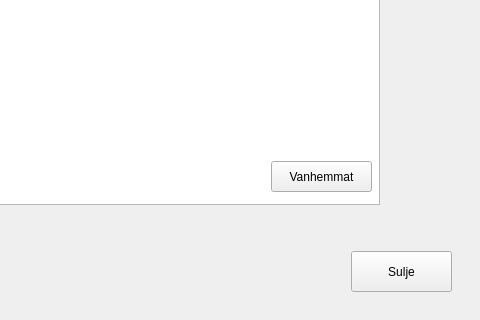
Above: bankautomat/selaatapahtumia.ui from tvt21kmo-bank-project/group_15 before the change; both pictures show x 531 to 1011 and y 336 to 656 of the 1011 by 656 pixel window. Below: the same form after it.
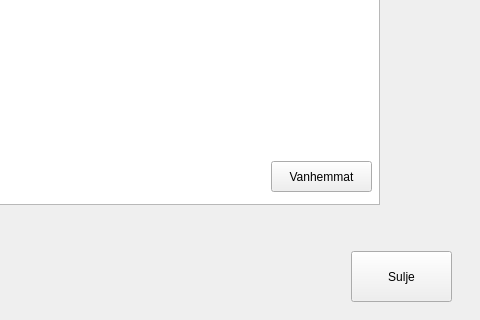
That is the form after the change.

The edit to the form file:
```diff
--- a/bankautomat/selaatapahtumia.ui
+++ b/bankautomat/selaatapahtumia.ui
@@ -78,7 +78,7 @@
      <x>882</x>
      <y>587</y>
      <width>101</width>
-     <height>41</height>
+     <height>51</height>
     </rect>
    </property>
    <property name="text">
```
